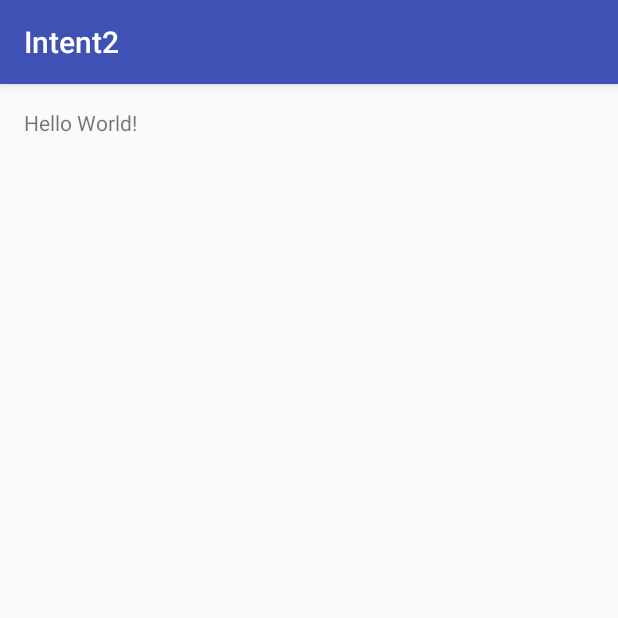
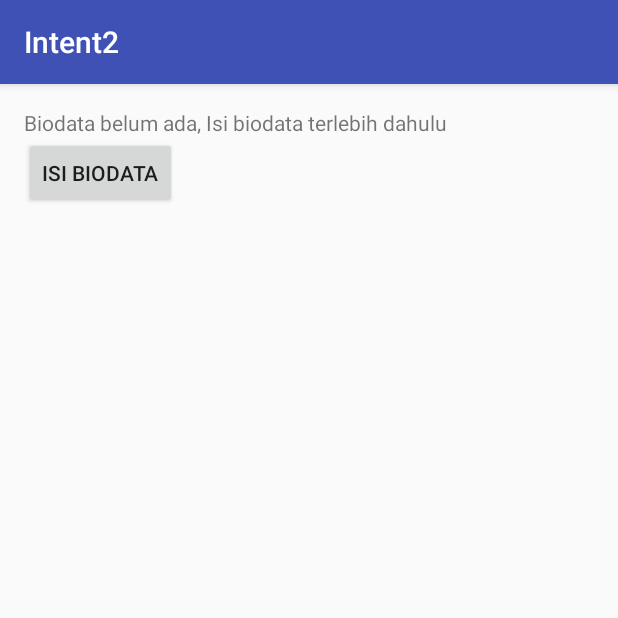
Before and after one commit to vergieet/Intent2, an Android app: the screen it shows after launch (MainActivity), on a phone screen of 412 x 824 dp, the top half of it. Run offline under Robolectric (Android 15) with nearby library versions, the phone set to English and light mode, and no system bars.

Commit message:
startActivityForResult Final

```diff
--- a/app/src/main/AndroidManifest.xml
+++ b/app/src/main/AndroidManifest.xml
@@ -15,6 +15,7 @@
                 <category android:name="android.intent.category.LAUNCHER" />
             </intent-filter>
         </activity>
+        <activity android:name=".InputActivity"></activity>
     </application>
 
 </manifest>
--- a/app/src/main/res/layout/activity_main.xml
+++ b/app/src/main/res/layout/activity_main.xml
@@ -1,5 +1,5 @@
 <?xml version="1.0" encoding="utf-8"?>
-<RelativeLayout xmlns:android="http://schemas.android.com/apk/res/android"
+<LinearLayout xmlns:android="http://schemas.android.com/apk/res/android"
     xmlns:tools="http://schemas.android.com/tools"
     android:layout_width="match_parent"
     android:layout_height="match_parent"
@@ -7,10 +7,19 @@
     android:paddingLeft="@dimen/activity_horizontal_margin"
     android:paddingRight="@dimen/activity_horizontal_margin"
     android:paddingTop="@dimen/activity_vertical_margin"
+    android:orientation="vertical"
     tools:context="id.sch.smktelkom_mlg.learn.intent2.MainActivity">
 
     <TextView
         android:layout_width="wrap_content"
         android:layout_height="wrap_content"
-        android:text="Hello World!" />
-</RelativeLayout>
+        android:text="Biodata belum ada, Isi biodata terlebih dahulu"
+        android:id="@+id/textViewBiodata" />
+
+    <Button
+        android:layout_width="wrap_content"
+        android:layout_height="wrap_content"
+        android:text="Isi Biodata"
+        android:id="@+id/buttonInput" />
+
+</LinearLayout>
```
Also changed, not shown: app/src/main/java/id/sch/smktelkom_mlg/learn/intent2/InputActivity.java (added, +40 -0 lines), app/src/main/java/id/sch/smktelkom_mlg/learn/intent2/MainActivity.java (+25 -0 lines), app/src/main/res/layout/activity_input.xml (added, +34 -0 lines).
